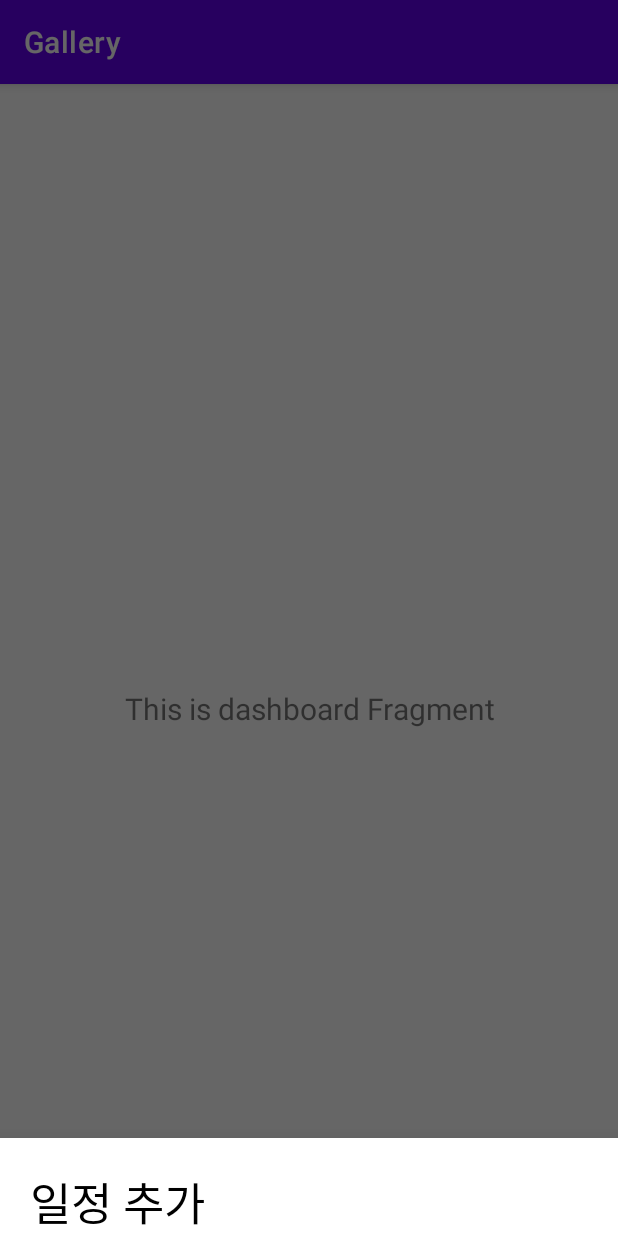
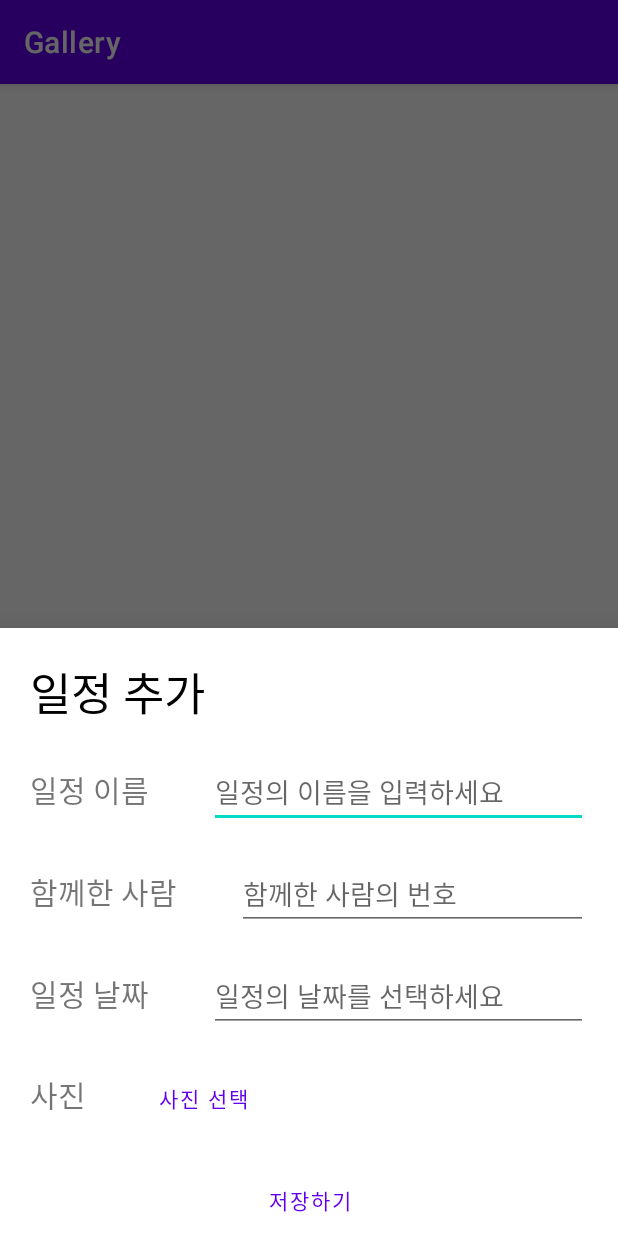
Before and after one commit to Prolog365/Prolog365, an Android app: the fragment AddCalendar placed in its activity, item 2 of the bottom bar chosen, on a phone screen of 412 x 824 dp. Run offline under Robolectric (Android 15) with nearby library versions, the light colour scheme and no system bars; our stand-ins replace navigation-ui.

Commit message:
FEAT) bottom sheet design

```diff
--- a/prolog365/app/src/main/res/layout/fragment_add_calendar.xml
+++ b/prolog365/app/src/main/res/layout/fragment_add_calendar.xml
@@ -1,9 +1,10 @@
 <?xml version="1.0" encoding="utf-8"?>
-<FrameLayout xmlns:android="http://schemas.android.com/apk/res/android"
+<LinearLayout xmlns:android="http://schemas.android.com/apk/res/android"
     xmlns:tools="http://schemas.android.com/tools"
     xmlns:app="http://schemas.android.com/apk/res-auto"
     android:layout_width="match_parent"
-    android:layout_height="match_parent" >
+    android:layout_height="match_parent"
+    android:orientation="vertical">
 
     <TextView
         android:id="@+id/add_calendar_top"
@@ -14,11 +15,122 @@
         android:layout_marginEnd="20dp"
         android:text="일정 추가"
         android:textSize="30dp"
-        app:layout_constraintStart_toStartOf="parent"
-        app:layout_constraintBottom_toBottomOf="parent"
         android:textColor="@android:color/black" />
 
+    <LinearLayout
+        android:layout_width="match_parent"
+        android:layout_height="wrap_content"
+        android:orientation="horizontal">
 
+        <TextView
+            android:id="@+id/add_calendar_name"
+            android:layout_width="wrap_content"
+            android:layout_height="wrap_content"
+            android:text="일정 이름"
+            android:textSize="20dp"
+            android:layout_marginTop="20dp"
+            android:layout_marginStart="20dp"
+            android:layout_marginEnd="20dp" />
 
+        <EditText
+            android:id="@+id/add_calendar_edit_name"
+            android:layout_width="match_parent"
+            android:layout_height="wrap_content"
+            android:layout_marginTop="20dp"
+            android:layout_marginStart="20dp"
+            android:layout_marginEnd="20dp"
+            android:hint="일정의 이름을 입력하세요" />
 
-</FrameLayout>
+    </LinearLayout>
+
+    <LinearLayout
+        android:layout_width="match_parent"
+        android:layout_height="wrap_content"
+        android:orientation="horizontal">
+
+        <TextView
+            android:id="@+id/add_calendar_phone"
+            android:layout_width="wrap_content"
+            android:layout_height="wrap_content"
+            android:text="함께한 사람"
+            android:textSize="20dp"
+            android:layout_marginTop="20dp"
+            android:layout_marginStart="20dp"
+            android:layout_marginEnd="20dp" />
+
+        <EditText
+            android:id="@+id/add_calendar_edit_phone"
+            android:layout_width="match_parent"
+            android:layout_height="wrap_content"
+            android:layout_marginTop="20dp"
+            android:layout_marginStart="20dp"
+            android:layout_marginEnd="20dp"
+            android:hint="함께한 사람의 번호" />
+
+    </LinearLayout>
+
+    <LinearLayout
+        android:layout_width="match_parent"
+        android:layout_height="wrap_content"
+        android:orientation="horizontal">
+
+        <TextView
+            android:id="@+id/add_calendar_date"
+            android:layout_width="wrap_content"
+            android:layout_height="wrap_content"
+            android:text="일정 날짜"
+            android:textSize="20dp"
+            android:layout_marginTop="20dp"
+            android:layout_marginStart="20dp"
+            android:layout_marginEnd="20dp" />
+
+        <EditText
+            android:id="@+id/add_calendar_edit_date"
+            android:layout_width="match_parent"
+            android:layout_height="wrap_content"
+            android:layout_marginTop="20dp"
+            android:layout_marginStart="20dp"
+            android:layout_marginEnd="20dp"
+            android:hint="일정의 날짜를 선택하세요"
+            android:focusable="false"
+            android:onClick="showDatePickerDialog" />
+
+        </LinearLayout>
+
+    <LinearLayout
+        android:layout_width="match_parent"
+        android:layout_height="wrap_content"
+        android:orientation="horizontal">
+
+        <TextView
+            android:id="@+id/add_calendar_picture"
+            android:layout_width="wrap_content"
+            android:layout_height="wrap_content"
+            android:text="사진"
+            android:textSize="20dp"
+            android:layout_marginTop="20dp"
+            android:layout_marginStart="20dp"
+            android:layout_marginEnd="20dp" />
+
+        <Button
+            android:id="@+id/add_calendar_btn_picture"
+            android:layout_width="wrap_content"
+            android:layout_height="wrap_content"
+            android:layout_marginTop="20dp"
+            android:layout_marginStart="20dp"
+            android:layout_marginEnd="20dp"
+            android:text="사진 선택"
+            android:onClick="pickPictureFromGallery" />
+
+    </LinearLayout>
+
+    <Button
+        android:id="@+id/add_calendar_submit_button"
+        android:layout_width="match_parent"
+        android:layout_height="wrap_content"
+        android:layout_marginTop="20dp"
+        android:layout_marginStart="20dp"
+        android:layout_marginEnd="20dp"
+        android:text="저장하기"
+        android:onClick="submitData" />
+</LinearLayout>
```
